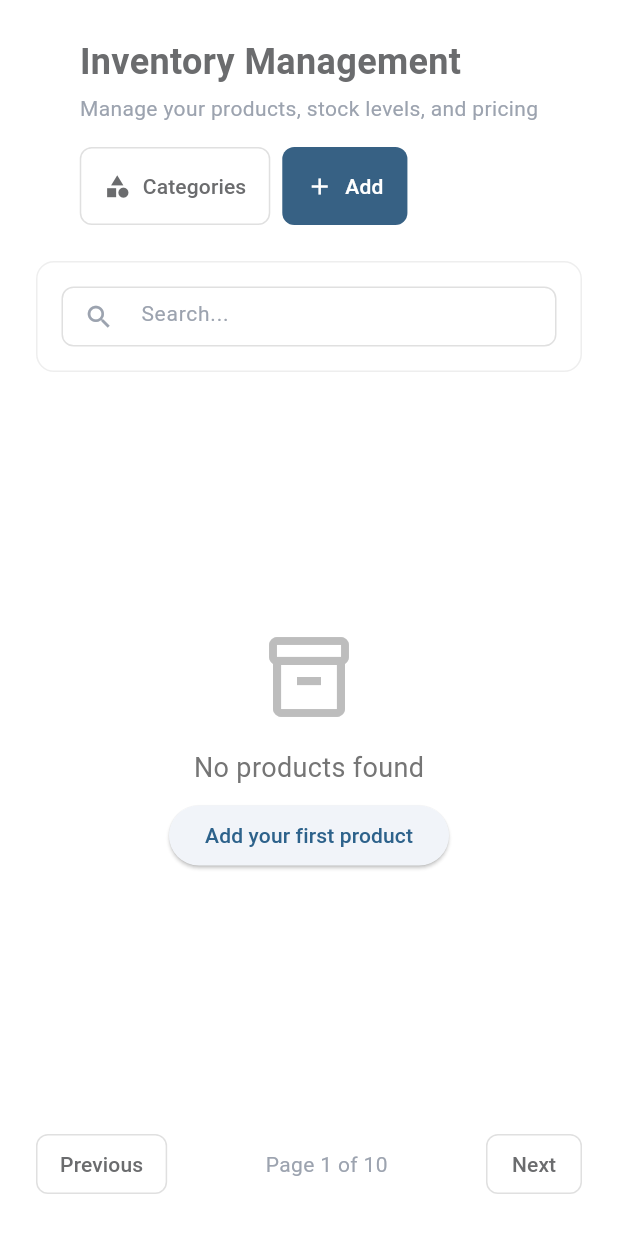
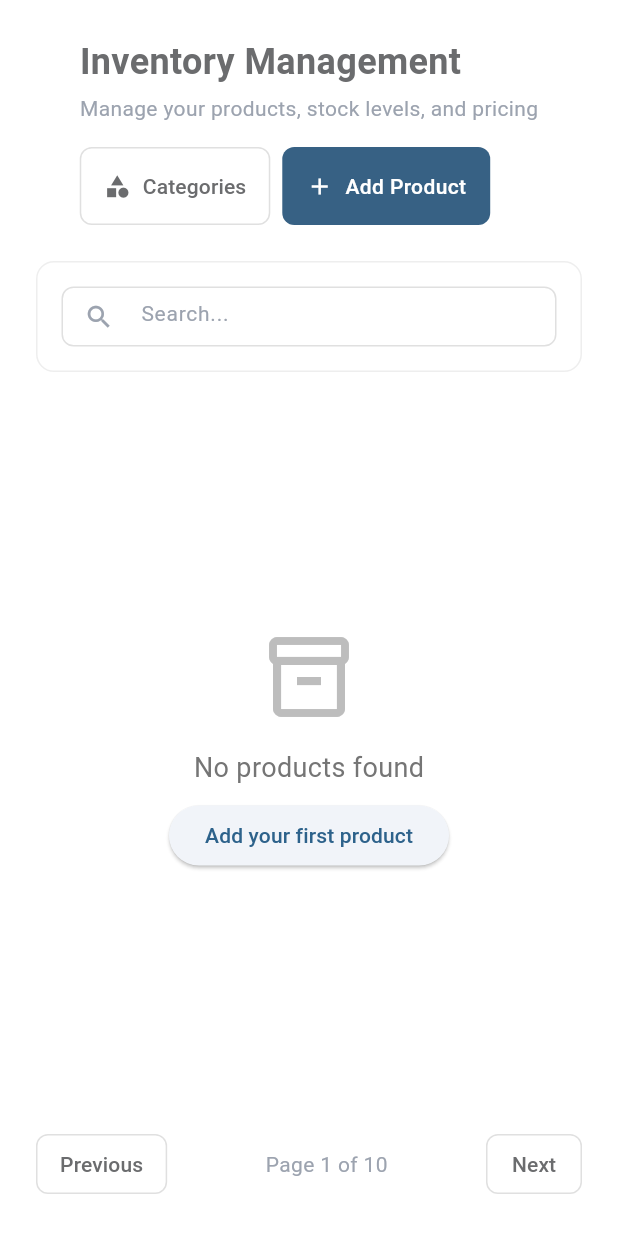
Before and after one commit to JericoDj/POS, a Flutter app: the InventorySection widget shown alone on an empty page, opened directly, on a phone screen of 412 x 824 dp. Shown: the top 1233 px of the screen. Run offline on Flutter 3.47's test engine with Material 3 defaults, Android fonts, the phone set to English and light mode, and no system bars; our stand-ins replace flutter_dotenv, geocoding, geolocator, get_storage, go_router, in_app_purchase and 2 more; accounts and stored records are empty; network calls fail.

Commit message:
Fixed All

```diff
--- a/lib/providers/subscription_provider.dart
+++ b/lib/providers/subscription_provider.dart
@@ -216,16 +216,15 @@ class SubscriptionProvider extends ChangeNotifier {
     super.dispose();
   }
 
-  // Method to set tier manually (for testing or other logic)
   void setTier(SubscriptionTier tier) {
     if (_businessProvider != null) {
       if (tier == SubscriptionTier.free) {
-        _businessProvider!.updateCurrentBusinessSubscription({
+        _businessProvider!.updateSubscriptionLocally({
           'tier': 'free',
           'status': 'active',
         });
       } else if (tier == SubscriptionTier.starter) {
-        _businessProvider!.updateCurrentBusinessSubscription({
+        _businessProvider!.updateSubscriptionLocally({
           'tier': 'starter',
           'status': 'active',
         });
--- a/lib/screens/home_sections/inventory_section.dart
+++ b/lib/screens/home_sections/inventory_section.dart
@@ -75,6 +75,8 @@ class _InventorySectionState extends State<InventorySection> {
               SingleChildScrollView(
                 scrollDirection: Axis.horizontal,
                 child: Row(
+                  crossAxisAlignment: CrossAxisAlignment.center,
+                  mainAxisAlignment: MainAxisAlignment.center,
                   children: [
                     // _buildHeaderAction(Icons.download, 'Export', () {}),
                     // const SizedBox(width: 8),
@@ -82,21 +84,35 @@ class _InventorySectionState extends State<InventorySection> {
                       _showManageCategoriesDialog(context);
                     }),
                     const SizedBox(width: 8),
-                    ElevatedButton.icon(
-                      onPressed: () => _showAddProductDialog(context),
-                      icon: const Icon(Icons.add, size: 18),
-                      label: const Text('Add'),
-                      style: ElevatedButton.styleFrom(
-                        backgroundColor: AppConstants.primaryColor,
-                        foregroundColor: Colors.white,
+                    GestureDetector(
+                      onTap: () => _showAddProductDialog(context),
+                      child: Container(
                         padding: const EdgeInsets.symmetric(
                           horizontal: 16,
                           vertical: 16,
                         ),
-                        shape: RoundedRectangleBorder(
+                        decoration: BoxDecoration(
+                          color: AppConstants.primaryColor,
                           borderRadius: BorderRadius.circular(8),
                         ),
-                        elevation: 0,
+                        child: Row(
+                          mainAxisSize: MainAxisSize.min,
+                          children: const [
+                            Icon(
+                              Icons.add,
+                              size: 18,
+                              color: Colors.white,
+                            ),
+                            SizedBox(width: 8),
+                            Text(
+                              'Add Product',
+                              style: TextStyle(
+                                color: Colors.white,
+                                fontWeight: FontWeight.w500,
+                              ),
+                            ),
+                          ],
+                        ),
                       ),
                     ),
                   ],
@@ -136,21 +152,35 @@ class _InventorySectionState extends State<InventorySection> {
                     _showManageCategoriesDialog(context);
                   }),
                   const SizedBox(width: 12),
-                  ElevatedButton.icon(
-                    onPressed: () => _showAddProductDialog(context),
-                    icon: const Icon(Icons.add, size: 18),
-                    label: const Text('Add Product'),
-                    style: ElevatedButton.styleFrom(
-                      backgroundColor: AppConstants.primaryColor,
-                      foregroundColor: Colors.white,
+                  GestureDetector(
+                    onTap: () => _showAddProductDialog(context),
+                    child: Container(
                       padding: const EdgeInsets.symmetric(
                         horizontal: 20,
                         vertical: 16,
                       ),
-                      shape: RoundedRectangleBorder(
+                      decoration: BoxDecoration(
+                        color: AppConstants.primaryColor,
                         borderRadius: BorderRadius.circular(8),
                       ),
-                      elevation: 0,
+                      child: Row(
+                        mainAxisSize: MainAxisSize.min,
+                        children: const [
+                          Icon(
+                            Icons.add,
+                            size: 18,
+                            color: Colors.white,
+                          ),
+                          SizedBox(width: 8),
+                          Text(
+                            'Add Product',
+                            style: TextStyle(
+                              color: Colors.white,
+                              fontWeight: FontWeight.w500,
+                            ),
+                          ),
+                        ],
+                      ),
                     ),
                   ),
                 ],
@@ -1102,17 +1132,13 @@ class _ManageCategoriesDialogState extends State<ManageCategoriesDialog> {
                                   IconButton(
                                     icon: const Icon(Icons.edit, size: 20),
                                     color: AppConstants.slate500,
-                                    onPressed:
-                                        () => _showCategoryDialog(
-                                          context,
-                                          category: category,
-                                        ),
+                                    onPressed: () => _showCategoryDialog(
+                                      context,
+                                      category: category,
+                                    ),
                                   ),
                                   IconButton(
-                                    icon: const Icon(
-                                      Icons.delete,
-                                      size: 20,
-                                    ),
+                                    icon: const Icon(Icons.delete, size: 20),
                                     color: Colors.red,
                                     onPressed: () => _confirmDelete(
                                       context,
```
Also changed, not shown: lib/screens/forgot_password_screen.dart (+20 -4 lines), lib/screens/home_dashboard.dart (+31 -14 lines), lib/screens/login_screen.dart (+7 -10 lines), lib/screens/signup_screen.dart (+16 -16 lines), lib/screens/splash_screen.dart (+19 -4 lines), pubspec.yaml (+9 -0 lines), assets/images/logo.png (added), pubspec.lock, 31 other files.
